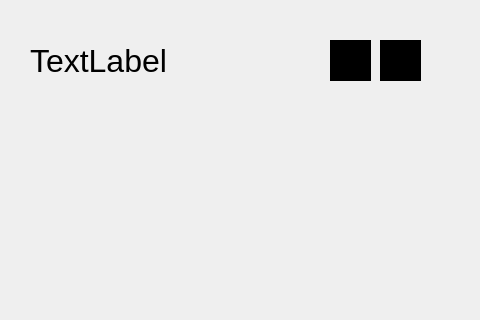
Above: game/ui/HUDDesign.ui from GJCav/qt-summer before the change; both pictures show x 0 to 480 and y 0 to 320 of the 1024 by 768 pixel window. Below: the same form after it.
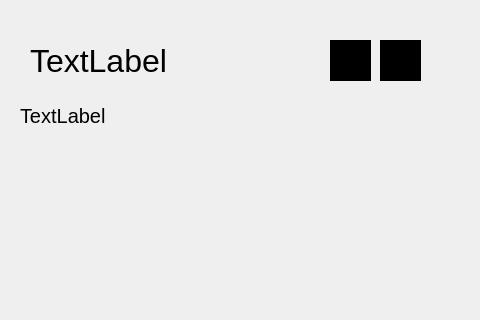
That is the form after the change. Icons and pictures are not drawn. Custom widgets are drawn as their Qt base class.

```diff
--- a/game/ui/HUDDesign.ui
+++ b/game/ui/HUDDesign.ui
@@ -511,6 +511,34 @@
     <set>Qt::AlignCenter</set>
    </property>
   </widget>
+  <widget class="QWidget" name="widget_4" native="true">
+   <property name="geometry">
+    <rect>
+     <x>10</x>
+     <y>90</y>
+     <width>250</width>
+     <height>70</height>
+    </rect>
+   </property>
+   <widget class="QLabel" name="label_12">
+    <property name="geometry">
+     <rect>
+      <x>10</x>
+      <y>10</y>
+      <width>91</width>
+      <height>31</height>
+     </rect>
+    </property>
+    <property name="font">
+     <font>
+      <pointsize>15</pointsize>
+     </font>
+    </property>
+    <property name="text">
+     <string>TextLabel</string>
+    </property>
+   </widget>
+  </widget>
  </widget>
  <customwidgets>
   <customwidget>
```
